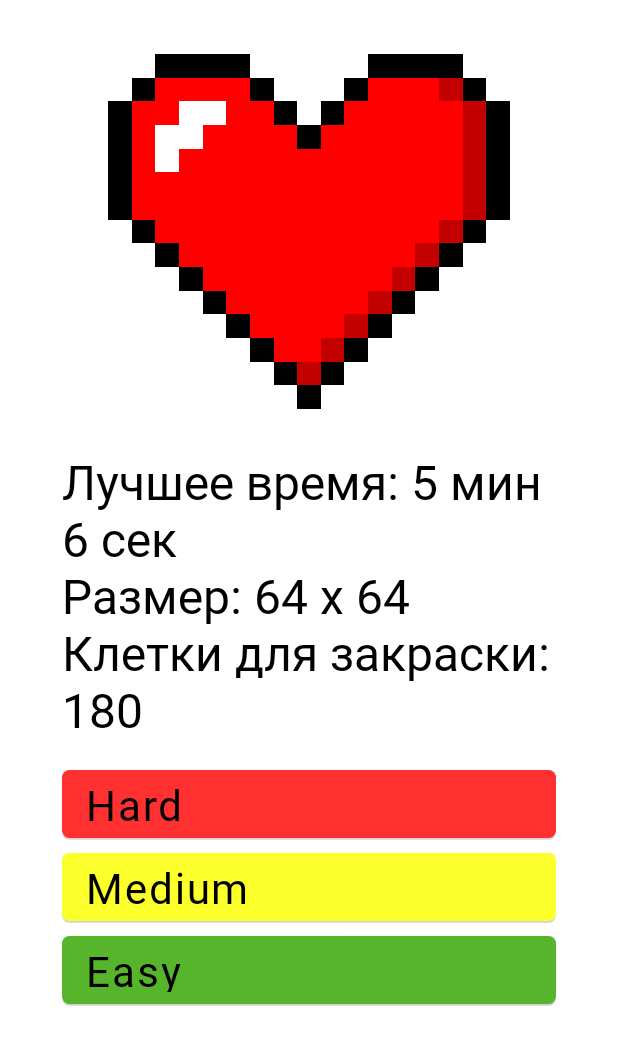
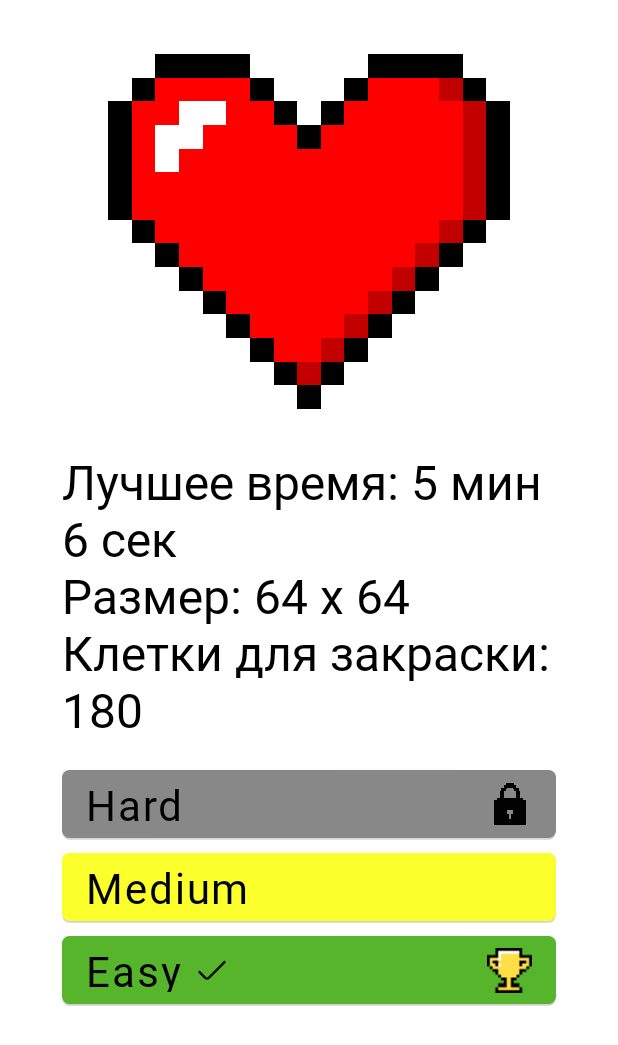
Before and after one commit to PuzhaikinMaxim/SpeedyArt, an Android app built with Jetpack Compose: the @Preview function PictureScreen, on a phone screen of 412 x 824 dp. Shown: the top 1045 px of the screen. Run offline under Robolectric (Android 15) with nearby library versions, the phone set to English and light mode, and no system bars; Roboto replaces fonts that are not available here.

Commit message:
Небольшие правки

```diff
--- a/app/src/main/java/com/mxpj/speedyart/presentation/DifficultyLevelButton.kt
+++ b/app/src/main/java/com/mxpj/speedyart/presentation/DifficultyLevelButton.kt
@@ -1,9 +1,7 @@
 package com.mxpj.speedyart.presentation
 
-import androidx.compose.foundation.layout.RowScope
-import androidx.compose.foundation.layout.Spacer
-import androidx.compose.foundation.layout.fillMaxWidth
-import androidx.compose.foundation.layout.height
+import androidx.compose.foundation.Image
+import androidx.compose.foundation.layout.*
 import androidx.compose.foundation.shape.RoundedCornerShape
 import androidx.compose.material.Button
 import androidx.compose.material.ButtonDefaults
@@ -12,10 +10,13 @@ import androidx.compose.runtime.Composable
 import androidx.compose.ui.Modifier
 import androidx.compose.ui.draw.clip
 import androidx.compose.ui.graphics.Color
+import androidx.compose.ui.graphics.FilterQuality
+import androidx.compose.ui.res.painterResource
 import androidx.compose.ui.res.stringResource
 import androidx.compose.ui.text.font.FontFamily
 import androidx.compose.ui.unit.dp
 import androidx.compose.ui.unit.sp
+import com.mxpj.speedyart.R
 
 @Composable
 fun DifficultyLevelButton(difficulty: Difficulty) {
@@ -25,36 +26,6 @@ fun DifficultyLevelButton(difficulty: Difficulty) {
         is Difficulty.DifficultyCompleted -> DifficultyCompletedButton(difficulty)
         is Difficulty.DifficultyPerfect -> DifficultyPerfectButton(difficulty)
     }
-    /*
-    BaseDifficultyButton(
-        backgroundColor = difficulty.difficultyLevel.color,
-        difficultyNameResourceId = difficulty.difficultyLevel.textResource
-    ) {
-        Spacer(modifier = Modifier.weight(1f))
-    }
-
-     */
-    /*
-    Button(
-        shape = RoundedCornerShape(5.dp),
-        onClick = { /*TODO*/ },
-        modifier = Modifier
-            .height(45.dp)
-            .fillMaxWidth(0.8f)
-            .clip(RoundedCornerShape(5.dp)),
-        colors = ButtonDefaults.buttonColors(
-            backgroundColor = difficulty.difficultyLevel.color,
-        )
-    ) {
-        Text(
-            text = stringResource(difficulty.difficultyLevel.textResource),
-            fontFamily = FontFamily.getSilverFont(),
-            fontSize = 24.sp
-        )
-        Spacer(modifier = Modifier.weight(1f))
-    }
-
-     */
 }
 
 @Composable
@@ -86,10 +57,18 @@ fun BaseDifficultyButton(
 @Composable
 fun DifficultyLockedButton(difficulty: Difficulty) {
     BaseDifficultyButton(
-        backgroundColor = difficulty.difficultyLevel.color,
+        backgroundColor = Color.Gray,
         difficultyNameResourceId = difficulty.difficultyLevel.textResource
     ) {
         Spacer(modifier = Modifier.weight(1f))
+        Image(
+            bitmap = PixelImageProvider.getPixelImageBitmap(R.drawable.ic_lock),
+            contentDescription = "",
+            filterQuality = FilterQuality.None,
+            modifier = Modifier
+                .height(30.dp)
+                .aspectRatio(1f)
+        )
     }
 }
 
@@ -109,6 +88,12 @@ fun DifficultyCompletedButton(difficulty: Difficulty) {
         backgroundColor = difficulty.difficultyLevel.color,
         difficultyNameResourceId = difficulty.difficultyLevel.textResource
     ) {
+        Spacer(modifier = Modifier.width(10.dp))
+        Image(
+            painter = painterResource(R.drawable.ic_checkmark),
+            contentDescription = "",
+            modifier = Modifier.width(40.dp)
+        )
         Spacer(modifier = Modifier.weight(1f))
     }
 }
@@ -119,6 +104,17 @@ fun DifficultyPerfectButton(difficulty: Difficulty) {
         backgroundColor = difficulty.difficultyLevel.color,
         difficultyNameResourceId = difficulty.difficultyLevel.textResource
     ) {
+        Spacer(modifier = Modifier.width(10.dp))
+        Image(
+            painter = painterResource(R.drawable.ic_checkmark),
+            contentDescription = "",
+            modifier = Modifier.width(20.dp)
+        )
         Spacer(modifier = Modifier.weight(1f))
+        Image(
+            painter = painterResource(R.drawable.ic_trophy),
+            contentDescription = "",
+            modifier = Modifier.width(30.dp).aspectRatio(1f)
+        )
     }
 }
```
Also changed, not shown: app/src/main/res/drawable/ic_lock.png (added).
